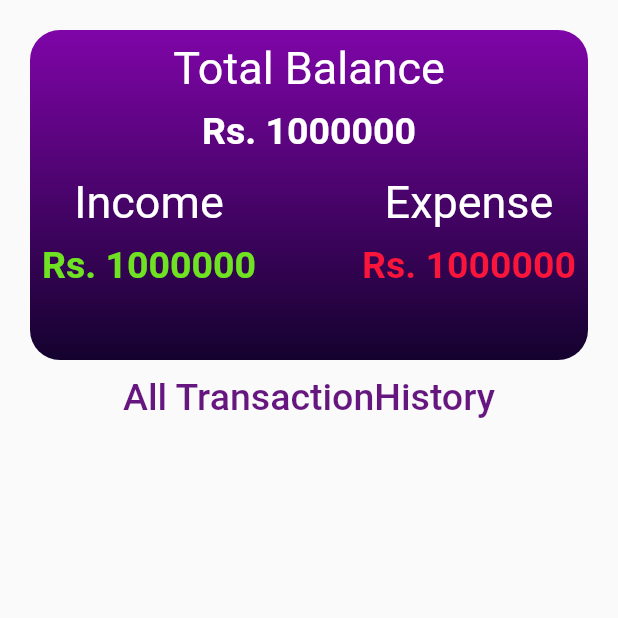
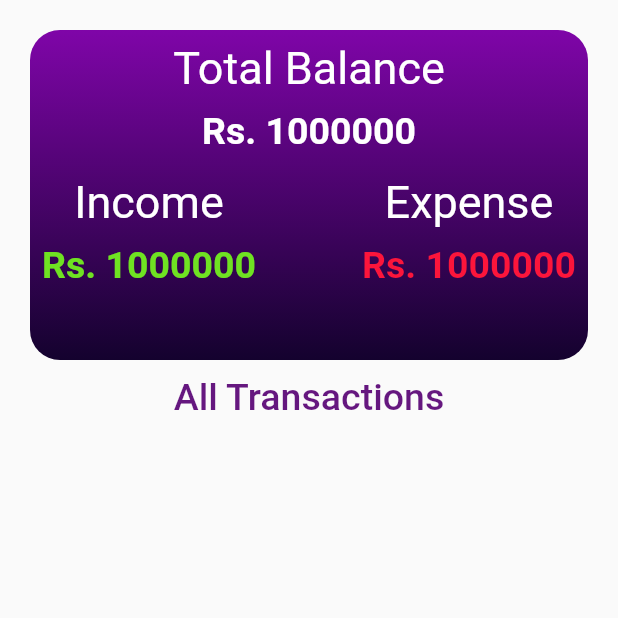
Before and after one commit to looohaar/CashBook, a Flutter app: the TransactionHistory screen opened directly, on a phone screen of 412 x 824 dp, the top half of it. Run offline on Flutter 3.47's test engine with Material 2 defaults, Android fonts, the phone set to English and light mode, and no system bars; our stand-ins replace flutter_spinkit, google_fonts, hive, hive_flutter, shared_preferences; accounts and stored records are empty; Roboto replaces fonts that are missing (Signika).

Commit message:
Upto customTransaction card

```diff
--- a/lib/screens/home/screensinhome/screen_transactions.dart
+++ b/lib/screens/home/screensinhome/screen_transactions.dart
@@ -1,11 +1,15 @@
 import 'dart:ui';
 
+import 'package:cash_book/main.dart';
 import 'package:cash_book/utils/colors.dart';
 import 'package:cash_book/utils/reusable_widgets.dart';
 import 'package:flutter/material.dart';
 import 'package:flutter/src/foundation/key.dart';
 import 'package:flutter/src/widgets/framework.dart';
 import 'package:google_fonts/google_fonts.dart';
+import 'package:hive_flutter/adapters.dart';
+
+import '../../../models/model_class.dart';
 
 class TransactionHistory extends StatefulWidget {
 
@@ -119,12 +123,28 @@ class _TransactionHistoryState extends State<TransactionHistory> {
                 ),
               hdivider1,
               Container(
-                child: Text('All TransactionHistory',style: GoogleFonts.signika(
+                child: Text('All Transactions',style: GoogleFonts.signika(
                   fontSize: 25,
                   color: headingColor,
                   fontWeight: FontWeight.w500
                 ),),
               ),
+              Expanded(
+                child: ValueListenableBuilder(
+                  valueListenable: transactionsVariable.listenable() ,
+                  builder: (BuildContext context, Box<Transactions> newBox, Widget? child) {
+                    List <Transactions> listoftransactions =transactionHistory(newBox);
+                    return ListView.builder(
+                      itemBuilder: (context,index){
+                        return ListTile(
+                          // leading: listoftransactions[index],
+                        );
+                      }
+                      );
+                  },
+
+                ),
+                ),
             ],
 
           ),
@@ -134,3 +154,13 @@ class _TransactionHistoryState extends State<TransactionHistory> {
 
   }
 }
+
+List<Transactions> transactionHistory(Box<Transactions> box){
+  List<Transactions> list= transactionsVariable.values.toList();
+  List<Transactions> transactionlist=[];
+  for (int i = 0; i < list.length; i++) {
+    transactionlist.add(list[i]);
+
+  }
+  return transactionlist;
+}
```
Also changed, not shown: lib/screens/home/screensinhome/screen_addtransactions.dart (+6 -5 lines), lib/utils/reusable_widgets.dart (+45 -1 lines).
